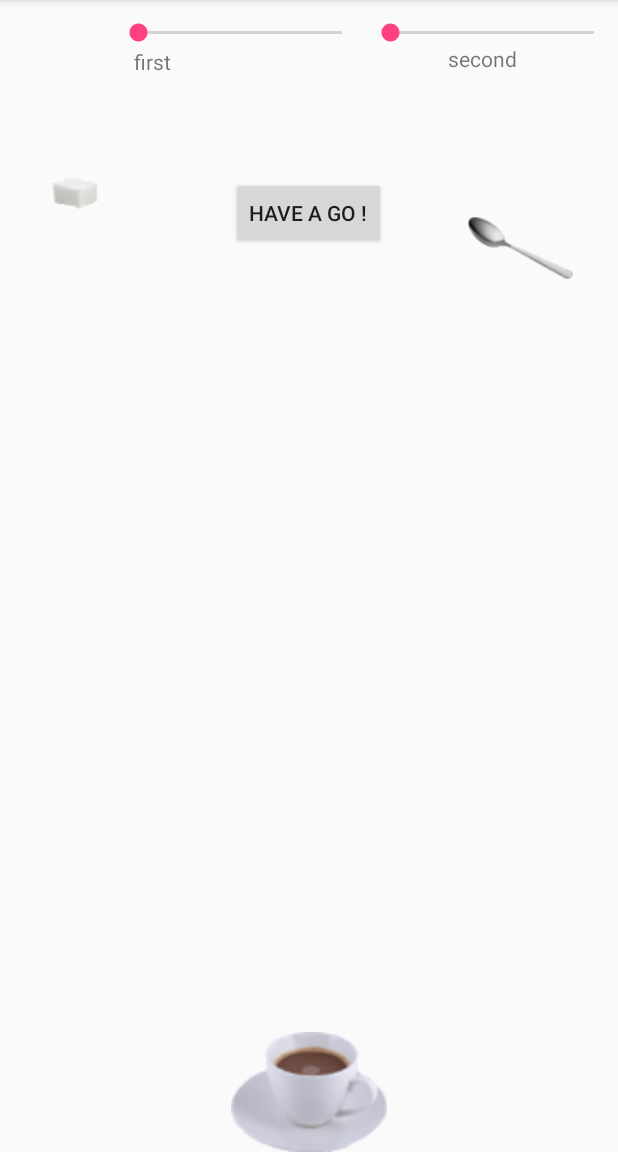
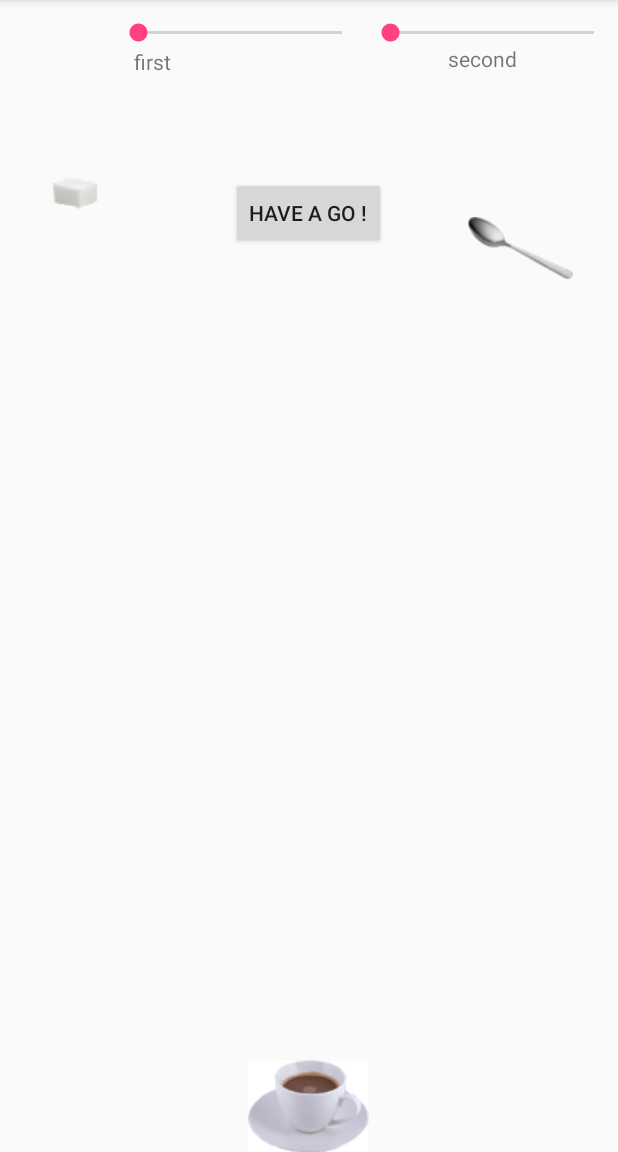
Before and after one commit to mathefab/dropingSugar, an Android app: the screen it shows after launch (AnimationActivity), on a phone screen of 412 x 824 dp, the part 84-1236 px from its top. Run offline under Robolectric (Android 15) with nearby library versions, the phone set to English and light mode, and no system bars.

Commit message:
smaching coffee
smashing everywhere

```diff
--- a/Sugar/app/src/main/res/layout/activity_animation.xml
+++ b/Sugar/app/src/main/res/layout/activity_animation.xml
@@ -87,6 +87,8 @@
         app:layout_constraintEnd_toEndOf="parent"
         tools:layout_editor_absoluteY="142dp" />
 
+
+
     <ImageView
         android:id="@+id/imageview3"
         android:layout_width="70dp"
@@ -109,8 +111,23 @@
         android:layout_gravity="bottom"
         android:layout_marginBottom="0dp"
         android:baseline="0dp"
-        android:src="@drawable/tassegif"
+        android:src="@drawable/tasse"
         android:visibility="visible"
+        app:layout_constraintBottom_toBottomOf="parent"
+        app:layout_constraintEnd_toEndOf="parent"
+        app:layout_constraintStart_toStartOf="parent" />
+
+    <ImageView
+        android:id="@+id/imageview4"
+        android:layout_width="match_parent"
+        android:layout_height="80dp"
+        android:layout_alignParentBottom="true"
+        android:layout_alignParentEnd="true"
+        android:layout_gravity="bottom"
+        android:layout_marginBottom="0dp"
+        android:baseline="0dp"
+        android:src="@drawable/tasseeclab"
+        android:visibility="invisible"
         app:layout_constraintBottom_toBottomOf="parent"
         app:layout_constraintEnd_toEndOf="parent"
         app:layout_constraintStart_toStartOf="parent" />
```
Also changed, not shown: Sugar/app/src/main/java/fabrice/sugar/AnimationActivity.java (+34 -28 lines), Sugar/app/src/main/res/drawable/tasse.gif (deleted), Sugar/app/src/main/res/drawable/tasse.png (added), Sugar/app/src/main/res/drawable/tasseeclab.png (added), Sugar/app/src/main/res/drawable/tasseeclaboussure.gif (added).
